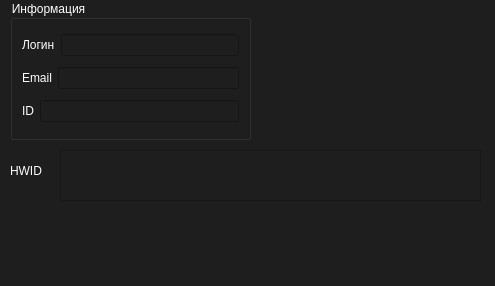
Qt form info_profile.ui (sanekxxz/launcher) before a commit.
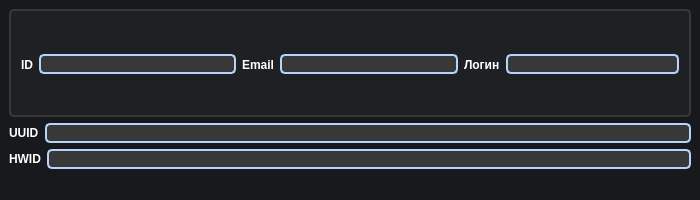
The same form after that commit.

The edit to the form file:
```diff
--- a/info_profile.ui
+++ b/info_profile.ui
@@ -6,135 +6,195 @@
    <rect>
     <x>0</x>
     <y>0</y>
-    <width>495</width>
-    <height>286</height>
+    <width>700</width>
+    <height>200</height>
    </rect>
   </property>
+  <property name="minimumSize">
+   <size>
+    <width>700</width>
+    <height>200</height>
+   </size>
+  </property>
   <property name="windowTitle">
    <string>Информация о профиле</string>
   </property>
   <property name="styleSheet">
-   <string notr="true">background-color: rgb(30, 30, 30);
+   <string notr="true">background-color: #18191c;
 font: 600 12pt &quot;Segoe UI&quot;;
 color: #fff;</string>
   </property>
   <widget class="QWidget" name="centralwidget">
-   <widget class="QLabel" name="label_4">
-    <property name="geometry">
-     <rect>
-      <x>10</x>
-      <y>160</y>
-      <width>43</width>
-      <height>21</height>
-     </rect>
-    </property>
-    <property name="text">
-     <string>HWID</string>
-    </property>
-   </widget>
-   <widget class="QTextEdit" name="profil_hwid">
-    <property name="enabled">
-     <bool>true</bool>
-    </property>
-    <property name="geometry">
-     <rect>
-      <x>60</x>
-      <y>150</y>
-      <width>421</width>
-      <height>51</height>
-     </rect>
-    </property>
-    <property name="readOnly">
-     <bool>true</bool>
-    </property>
-   </widget>
-   <widget class="QGroupBox" name="groupBox">
-    <property name="enabled">
-     <bool>false</bool>
-    </property>
-    <property name="geometry">
-     <rect>
-      <x>10</x>
-      <y>0</y>
-      <width>241</width>
-      <height>140</height>
-     </rect>
-    </property>
-    <property name="styleSheet">
-     <string notr="true"/>
-    </property>
-    <property name="title">
-     <string>Информация</string>
-    </property>
-    <layout class="QVBoxLayout" name="verticalLayout">
-     <item>
-      <layout class="QHBoxLayout" name="horizontalLayout">
+   <layout class="QVBoxLayout" name="verticalLayout">
+    <item>
+     <widget class="QGroupBox" name="groupBox">
+      <property name="enabled">
+       <bool>false</bool>
+      </property>
+      <property name="styleSheet">
+       <string notr="true">background-color: #1e2023;
+border: 2px solid #383838;
+border-radius: 5px;
+</string>
+      </property>
+      <property name="title">
+       <string/>
+      </property>
+      <layout class="QHBoxLayout" name="horizontalLayout_6">
        <item>
-        <widget class="QLabel" name="label">
-         <property name="text">
-          <string>Логин</string>
-         </property>
-        </widget>
+        <layout class="QHBoxLayout" name="horizontalLayout_3">
+         <item>
+          <widget class="QLabel" name="label_3">
+           <property name="styleSheet">
+            <string notr="true">font-weight: 700;
+border: none;</string>
+           </property>
+           <property name="text">
+            <string>ID</string>
+           </property>
+          </widget>
+         </item>
+         <item>
+          <widget class="QLineEdit" name="profil_id">
+           <property name="enabled">
+            <bool>false</bool>
+           </property>
+           <property name="styleSheet">
+            <string notr="true">background-color:  #383838;
+border: 2px solid #b3d4fc;
+border-radius: 5px;</string>
+           </property>
+           <property name="readOnly">
+            <bool>true</bool>
+           </property>
+          </widget>
+         </item>
+        </layout>
        </item>
        <item>
-        <widget class="QLineEdit" name="profil_login">
-         <property name="enabled">
-          <bool>false</bool>
-         </property>
-         <property name="text">
-          <string/>
-         </property>
-         <property name="readOnly">
-          <bool>true</bool>
-         </property>
-        </widget>
+        <layout class="QHBoxLayout" name="horizontalLayout_2">
+         <item>
+          <widget class="QLabel" name="label_2">
+           <property name="styleSheet">
+            <string notr="true">font-weight: 700;
+border: none;</string>
+           </property>
+           <property name="text">
+            <string>Email</string>
+           </property>
+          </widget>
+         </item>
+         <item>
+          <widget class="QLineEdit" name="profil_email">
+           <property name="enabled">
+            <bool>false</bool>
+           </property>
+           <property name="styleSheet">
+            <string notr="true">background-color:  #383838;
+border: 2px solid #b3d4fc;
+border-radius: 5px;</string>
+           </property>
+           <property name="readOnly">
+            <bool>true</bool>
+           </property>
+          </widget>
+         </item>
+        </layout>
        </item>
-      </layout>
-     </item>
-     <item>
-      <layout class="QHBoxLayout" name="horizontalLayout_2">
        <item>
-        <widget class="QLabel" name="label_2">
-         <property name="text">
-          <string>Email</string>
-         </property>
-        </widget>
+        <layout class="QHBoxLayout" name="horizontalLayout">
+         <item>
+          <widget class="QLabel" name="label">
+           <property name="styleSheet">
+            <string notr="true">font-weight: 700;
+border: none;</string>
+           </property>
+           <property name="text">
+            <string>Логин</string>
+           </property>
+          </widget>
+         </item>
+         <item>
+          <widget class="QLineEdit" name="profil_login">
+           <property name="enabled">
+            <bool>false</bool>
+           </property>
+           <property name="styleSheet">
+            <string notr="true">background-color:  #383838;
+border: 2px solid #b3d4fc;
+border-radius: 5px;</string>
+           </property>
+           <property name="text">
+            <string/>
+           </property>
+           <property name="readOnly">
+            <bool>true</bool>
+           </property>
+          </widget>
+         </item>
+        </layout>
        </item>
-       <item>
-        <widget class="QLineEdit" name="profil_email">
-         <property name="enabled">
-          <bool>false</bool>
-         </property>
-         <property name="readOnly">
-          <bool>true</bool>
-         </property>
-        </widget>
-       </item>
       </layout>
-     </item>
-     <item>
-      <layout class="QHBoxLayout" name="horizontalLayout_3">
-       <item>
-        <widget class="QLabel" name="label_3">
-         <property name="text">
-          <string>ID</string>
-         </property>
-        </widget>
-       </item>
-       <item>
-        <widget class="QLineEdit" name="profil_id">
-         <property name="enabled">
-          <bool>false</bool>
-         </property>
-         <property name="readOnly">
-          <bool>true</bool>
-         </property>
-        </widget>
-       </item>
-      </layout>
-     </item>
-    </layout>
-   </widget>
+     </widget>
+    </item>
+    <item>
+     <layout class="QHBoxLayout" name="horizontalLayout_4">
+      <item>
+       <widget class="QLabel" name="label_5">
+        <property name="styleSheet">
+         <string notr="true">font-weight: 700;
+border: none;</string>
+        </property>
+        <property name="text">
+         <string>UUID</string>
+        </property>
+       </widget>
+      </item>
+      <item>
+       <widget class="QLineEdit" name="profil_uuid">
+        <property name="styleSheet">
+         <string notr="true">background-color:  #383838;
+border: 2px solid #b3d4fc;
+border-radius: 5px;</string>
+        </property>
+        <property name="readOnly">
+         <bool>true</bool>
+        </property>
+       </widget>
+      </item>
+     </layout>
+    </item>
+    <item>
+     <layout class="QHBoxLayout" name="horizontalLayout_5">
+      <item>
+       <widget class="QLabel" name="label_4">
+        <property name="autoFillBackground">
+         <bool>false</bool>
+        </property>
+        <property name="styleSheet">
+         <string notr="true">font-weight: 700;
+border: none;</string>
+        </property>
+        <property name="text">
+         <string>HWID</string>
+        </property>
+       </widget>
+      </item>
+      <item>
+       <widget class="QLineEdit" name="profil_hwid">
+        <property name="styleSheet">
+         <string notr="true">background-color:  #383838;
+border: 2px solid #b3d4fc;
+border-radius: 5px;</string>
+        </property>
+        <property name="readOnly">
+         <bool>true</bool>
+        </property>
+       </widget>
+      </item>
+     </layout>
+    </item>
+   </layout>
   </widget>
   <widget class="QMenuBar" name="menubar">
    <property name="geometry">
```
Left out of the diff: 2 changed lines with no effect on the pictures.
